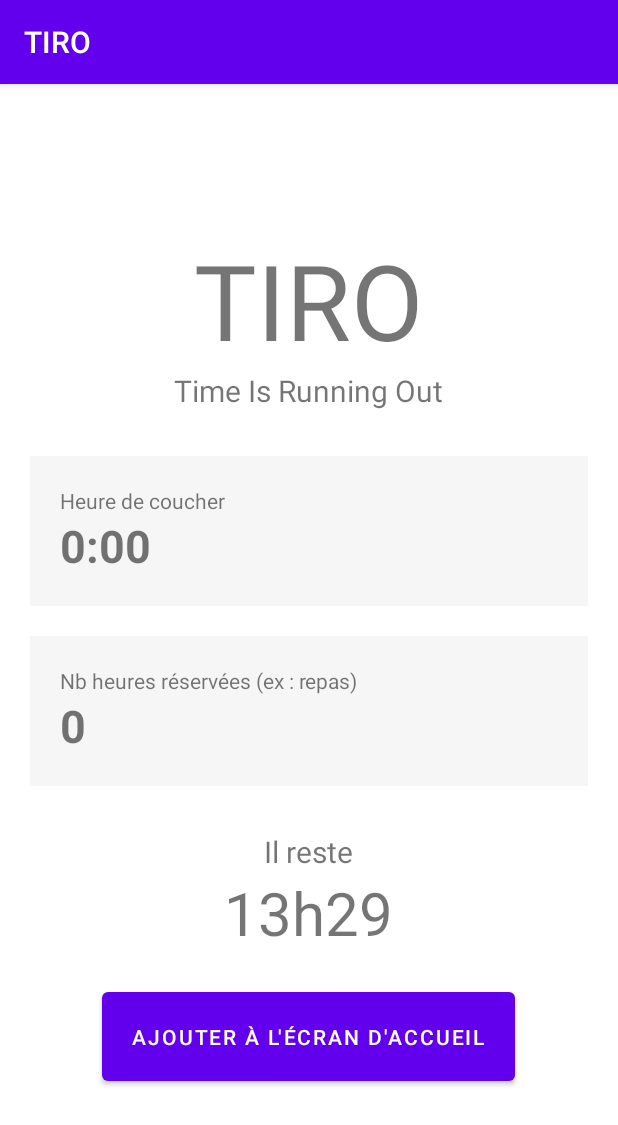
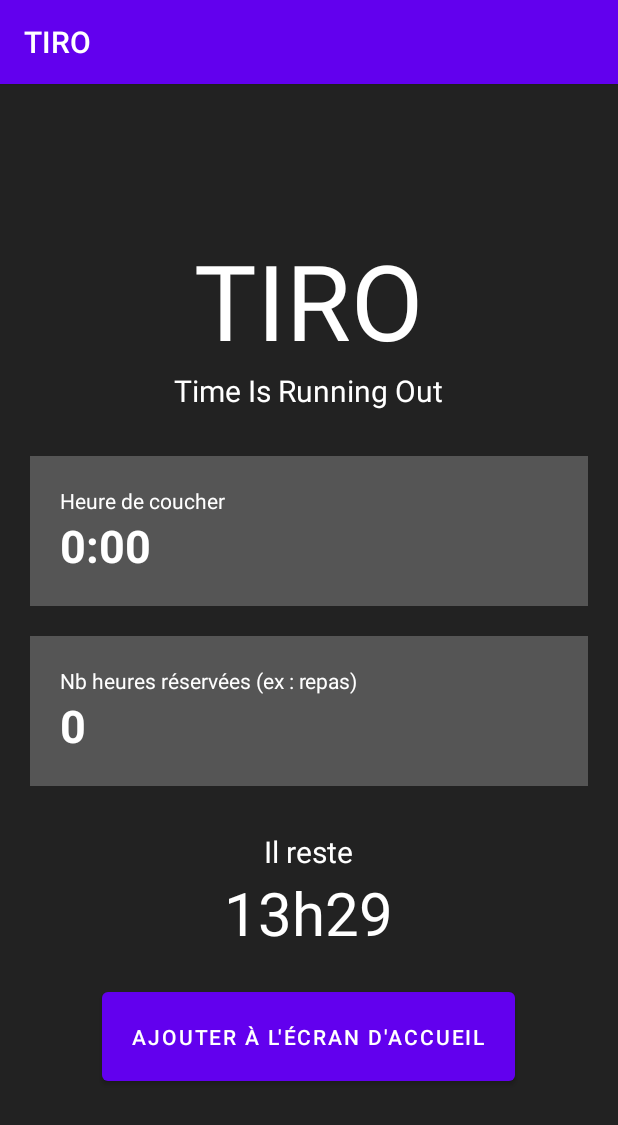
Before and after one commit to a-lubecki/TIRO-2022, an Android app: the screen it shows after launch (MainActivity), on a phone screen of 412 x 824 dp. Shown: the top 1125 px of the screen. Run offline under Robolectric (Android 15) with nearby library versions, the phone set to English and light mode, and no system bars.

Commit message:
Changed main activity colors for better style

```diff
--- a/app/src/main/res/layout/activity_main.xml
+++ b/app/src/main/res/layout/activity_main.xml
@@ -3,6 +3,7 @@
     xmlns:tools="http://schemas.android.com/tools"
     android:layout_width="match_parent"
     android:layout_height="match_parent"
+    android:background="#222"
     android:gravity="center"
     android:orientation="vertical">
 
@@ -10,12 +11,14 @@
         android:layout_width="wrap_content"
         android:layout_height="wrap_content"
         android:text="TIRO"
+        android:textColor="#fff"
         android:textSize="70sp" />
 
     <TextView
         android:layout_width="wrap_content"
         android:layout_height="wrap_content"
         android:text="Time Is Running Out"
+        android:textColor="#fff"
         android:textSize="20sp" />
 
     <LinearLayout
@@ -25,19 +28,21 @@
         android:layout_marginStart="20dp"
         android:layout_marginTop="30dp"
         android:layout_marginEnd="20dp"
-        android:background="#f6f6f6"
+        android:background="#555"
         android:orientation="vertical"
         android:padding="20dp">
 
         <TextView
             android:layout_width="wrap_content"
             android:layout_height="wrap_content"
-            android:text="Heure de coucher" />
+            android:text="Heure de coucher"
+            android:textColor="#fff" />
 
         <TextView
             android:id="@+id/textViewSleepTime"
             android:layout_width="wrap_content"
             android:layout_height="wrap_content"
+            android:textColor="#fff"
             android:textSize="30sp"
             android:textStyle="bold"
             tools:text="00:00" />
@@ -51,19 +56,21 @@
         android:layout_marginStart="20dp"
         android:layout_marginTop="20dp"
         android:layout_marginEnd="20dp"
-        android:background="#f6f6f6"
+        android:background="#555"
         android:orientation="vertical"
         android:padding="20dp">
 
         <TextView
             android:layout_width="wrap_content"
             android:layout_height="wrap_content"
-            android:text="Nb heures réservées (ex : repas)" />
+            android:text="Nb heures réservées (ex : repas)"
+            android:textColor="#fff" />
 
         <TextView
             android:id="@+id/textViewReservedHours"
             android:layout_width="wrap_content"
             android:layout_height="wrap_content"
+            android:textColor="#fff"
             android:textSize="30sp"
             android:textStyle="bold"
             tools:text="3" />
@@ -75,12 +82,14 @@
         android:layout_height="wrap_content"
         android:layout_marginTop="30dp"
         android:text="Il reste"
+        android:textColor="#fff"
         android:textSize="20sp" />
 
     <TextView
         android:id="@+id/textViewResultTime"
         android:layout_width="wrap_content"
         android:layout_height="wrap_content"
+        android:textColor="#fff"
         android:textSize="40sp"
         tools:text="5h45" />
 
```
